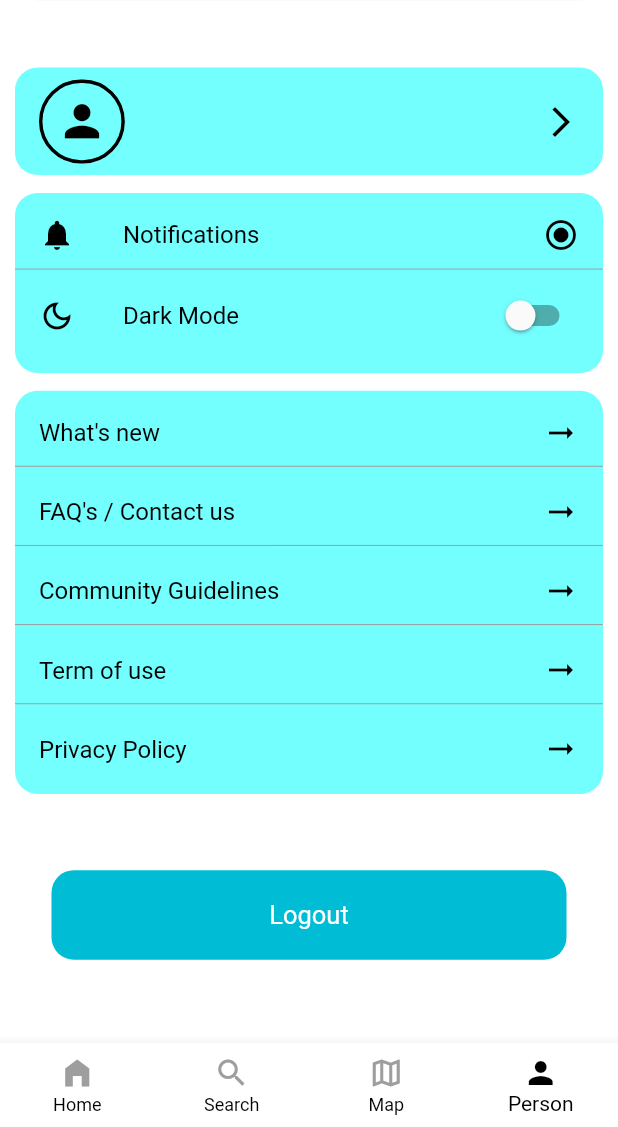
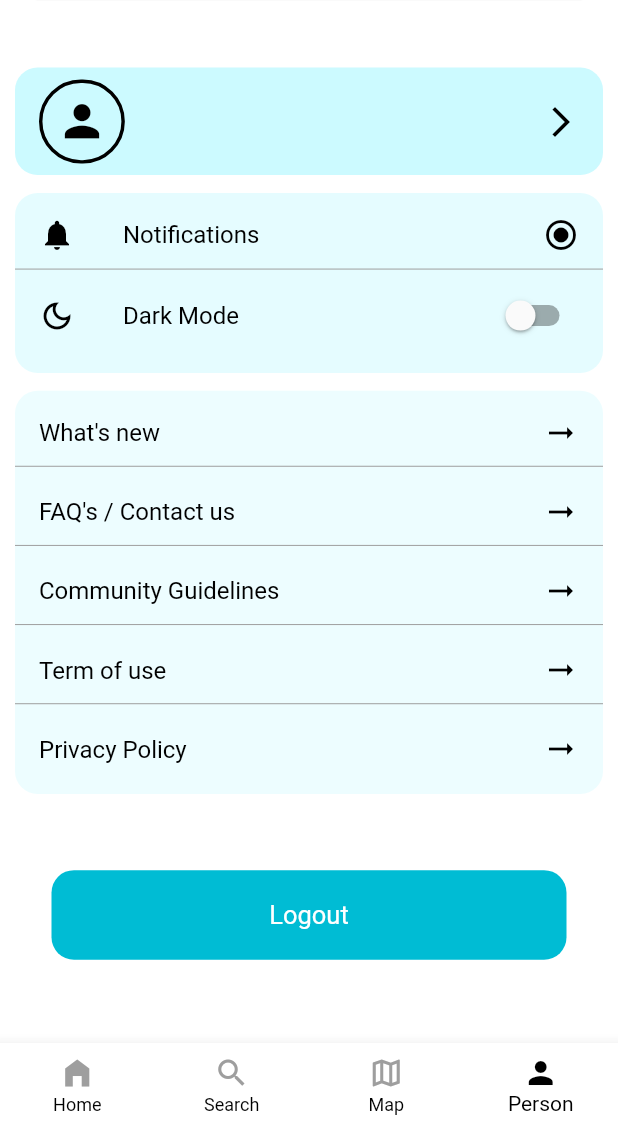
Before and after one commit to ZainMughal329/tour_guide, a Flutter app: the ApplicationPage screen opened by its route, swiped to page 4, on a phone screen of 412 x 824 dp, the part 109-1236 px from its top. Run offline on Flutter 3.47's test engine with Material 2 defaults, Android fonts, the phone set to English and light mode, and no system bars; our stand-ins replace cloud_firestore, cloud_functions, firebase_auth, firebase_core, firebase_storage, flutter_screenutil and 9 more; missing offline and left inert: dart:ffi, fl_country_code_picker, password_strength; accounts and stored records are empty.

Commit message:
Check Booking Screen

```diff
--- a/lib/ReUsable/Components/app_colors.dart
+++ b/lib/ReUsable/Components/app_colors.dart
@@ -32,7 +32,7 @@ class AppColors {
   static Color lightDetailCardColor = Colors.cyanAccent;
 
 
-  static Color lightCardColor = Colors.cyanAccent.withOpacity(0.6);
+  static Color lightCardColor = Colors.cyanAccent.shade400;
 
 
   static const Color lightBgColor = Colors.white;
--- a/lib/ReUsable/Components/drawer.dart
+++ b/lib/ReUsable/Components/drawer.dart
@@ -15,7 +15,7 @@ class BuildDrawer {
     var controller = Get.put(PersonController());
     return Drawer(
       width: 300.w,
-      backgroundColor: AppColors.bgColor,
+      backgroundColor: AppColors.lightBgColor,
       child: FutureBuilder(
         future: controller.getUsersData(),
         builder: (context, snapshot) {
@@ -25,7 +25,7 @@ class BuildDrawer {
               return ListView(
                 children: [
                   UserAccountsDrawerHeader(
-                    decoration: BoxDecoration(color: AppColors.activeIconColor),
+                    decoration: BoxDecoration(color: AppColors.lightCardColor.withOpacity(0.1)),
                     accountName: Text(userModel.userName.capitalize.toString()),
                     accountEmail: Text(userModel.email),
                     currentAccountPicture: Container(
@@ -33,7 +33,7 @@ class BuildDrawer {
                       width: 120.w,
                       decoration: BoxDecoration(
                         borderRadius: BorderRadius.circular(100),
-                        border: Border.all(color: AppColors.bgColor),
+                        border: Border.all(color: AppColors.lightTextColor),
                       ),
                       child: ClipRRect(
                         borderRadius: BorderRadius.circular(100),
@@ -41,7 +41,7 @@ class BuildDrawer {
                             ? userModel.photoUrl == ''
                                 ? Icon(
                                     Icons.person,
-                                    size: 50,
+                                    size: 50.sp,
                           color: Colors.white,
                                   )
                                 : Image(
@@ -59,7 +59,7 @@ class BuildDrawer {
                     // style: ListTileStyle.list,
                     // tileColor: AppColors.bgColor,
                     leading: Icon(Icons.home , color: AppColors.iconsColor,),
-                    title: Text('Home',style: TextStyle(color: Colors.white),),
+                    title: Text('Home',style: TextStyle(color: Colors.black),),
                     onTap: () {
                       Navigator.pop(context);
                       Get.offAndToNamed(AppRoutes.Application);
@@ -67,7 +67,7 @@ class BuildDrawer {
                   ),
                   ListTile(
                     leading: Icon(Icons.person , color: AppColors.iconsColor,),
-                    title: Text('My Profile',style: TextStyle(color: Colors.white),),
+                    title: Text('My Profile',style: TextStyle(color: AppColors.lightTextColor),),
                     onTap: () {
                       // Handle profile tap
                       Navigator.pop(context);
@@ -75,7 +75,7 @@ class BuildDrawer {
                   ),
                   ListTile(
                     leading: Icon(Icons.work,color: AppColors.iconsColor,),
-                    title: Text('My Network',style: TextStyle(color: Colors.white),),
+                    title: Text('My Network',style: TextStyle(color: AppColors.lightTextColor),),
                     onTap: () {
                       // Handle network tap
                       Navigator.pop(context);
@@ -83,7 +83,7 @@ class BuildDrawer {
                   ),
                   ListTile(
                     leading: Icon(Icons.message,color: AppColors.iconsColor,),
-                    title: Text('Messaging',style: TextStyle(color: Colors.white),),
+                    title: Text('Messaging',style: TextStyle(color: AppColors.lightTextColor),),
                     onTap: () {
                       // Handle messaging tap
                       Navigator.pop(context);
@@ -92,7 +92,7 @@ class BuildDrawer {
                   Divider(),
                   ListTile(
                     leading: Icon(Icons.settings,color: AppColors.iconsColor,),
-                    title: Text('Settings & Privacy',style: TextStyle(color: Colors.white),),
+                    title: Text('Settings & Privacy',style: TextStyle(color: AppColors.lightTextColor),),
                     onTap: () {
                       // Handle settings tap
                       Navigator.pop(context);
@@ -100,7 +100,7 @@ class BuildDrawer {
                   ),
                   ListTile(
                     leading: Icon(Icons.help,color: AppColors.iconsColor,),
-                    title: Text('Help & Support',style: TextStyle(color: Colors.white),),
+                    title: Text('Help & Support',style: TextStyle(color: AppColors.lightTextColor),),
                     onTap: () {
                       // Handle help tap
                       Navigator.pop(context);
--- a/lib/pages/screens/PersonPage/view.dart
+++ b/lib/pages/screens/PersonPage/view.dart
@@ -105,7 +105,7 @@ class PersonView extends GetView<PersonController> {
                               //     ? Colors.black
                               //     : Colors.white,
                               // color: Color(0xff0c3e4f),
-                              color: AppColors.lightCardColor
+                              color: AppColors.lightCardColor.withOpacity(0.2)
                             ),
                             child: ListTile(
                               onTap: () {
@@ -167,7 +167,7 @@ class PersonView extends GetView<PersonController> {
                             width: double.infinity,
                             decoration: BoxDecoration(
                               // color: Color(0xff0c3e4f),
-                              color: AppColors.lightCardColor,
+                              color: AppColors.lightCardColor.withOpacity(0.1),
                               borderRadius: BorderRadius.circular(15),
                             ),
                             child: Column(
@@ -238,7 +238,7 @@ class PersonView extends GetView<PersonController> {
                             width: double.infinity,
                             decoration: BoxDecoration(
                               // color: Color(0xff0c3e4f),
-                              color: AppColors.lightCardColor,
+                              color: AppColors.lightCardColor.withOpacity(0.07),
                               borderRadius: BorderRadius.circular(15),
                             ),
                             child: Column(
--- a/lib/pages/screens/booking_screen/controller.dart
+++ b/lib/pages/screens/booking_screen/controller.dart
@@ -32,8 +32,8 @@ class BookingController extends GetxController {
     try {
       await dbref
           .doc(auth.currentUser!.uid.toString())
-          .collection(DateTime.timestamp().microsecondsSinceEpoch.toString())
-          .add(booking.toJson())
+          .collection('AllBookings').doc(DateTime.timestamp().microsecondsSinceEpoch.toString())
+          .set(booking.toJson())
           .then((value) {
         Get.toNamed(AppPages.APPlication);
       }).onError((error, stackTrace) {});
--- a/lib/pages/screens/home_screen/view.dart
+++ b/lib/pages/screens/home_screen/view.dart
@@ -324,7 +324,7 @@ class HomePage extends GetView<HomeController> {
                             padding: EdgeInsets.all(10),
                             decoration: BoxDecoration(
                               // color: Color(0xff0c3e4f),
-                              color: AppColors.lightCardColor,
+                              color: AppColors.lightCardColor.withOpacity(0.07),
                               borderRadius: BorderRadius.circular(10),
                               // boxShadow: [
                               //   BoxShadow(
```
